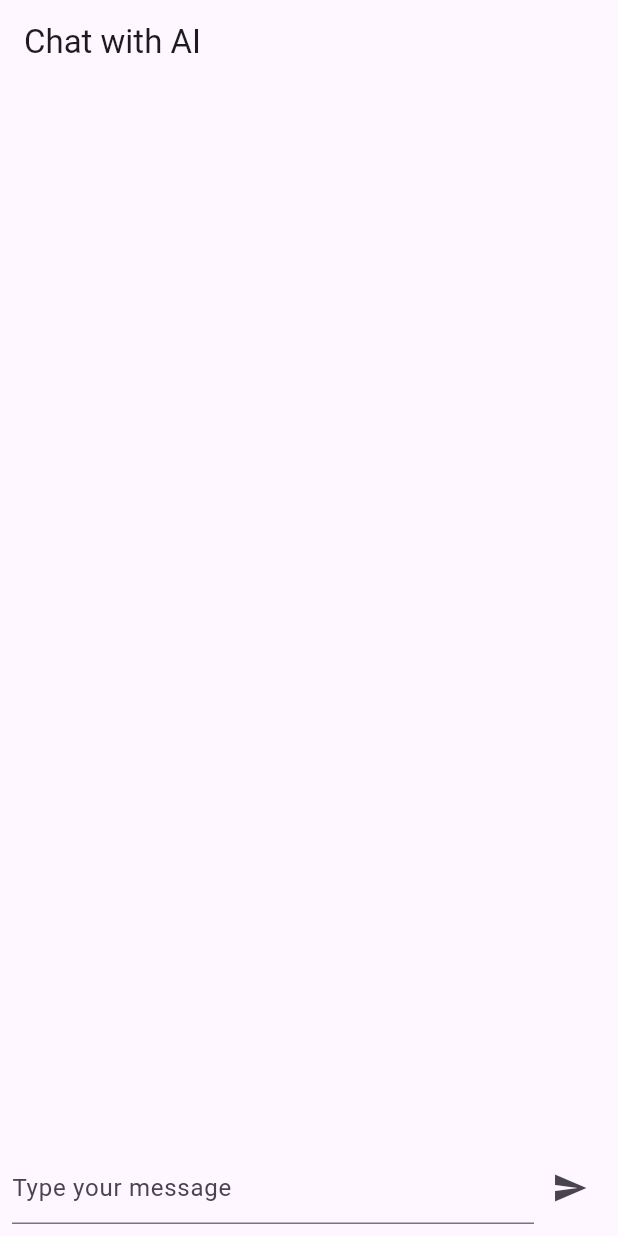
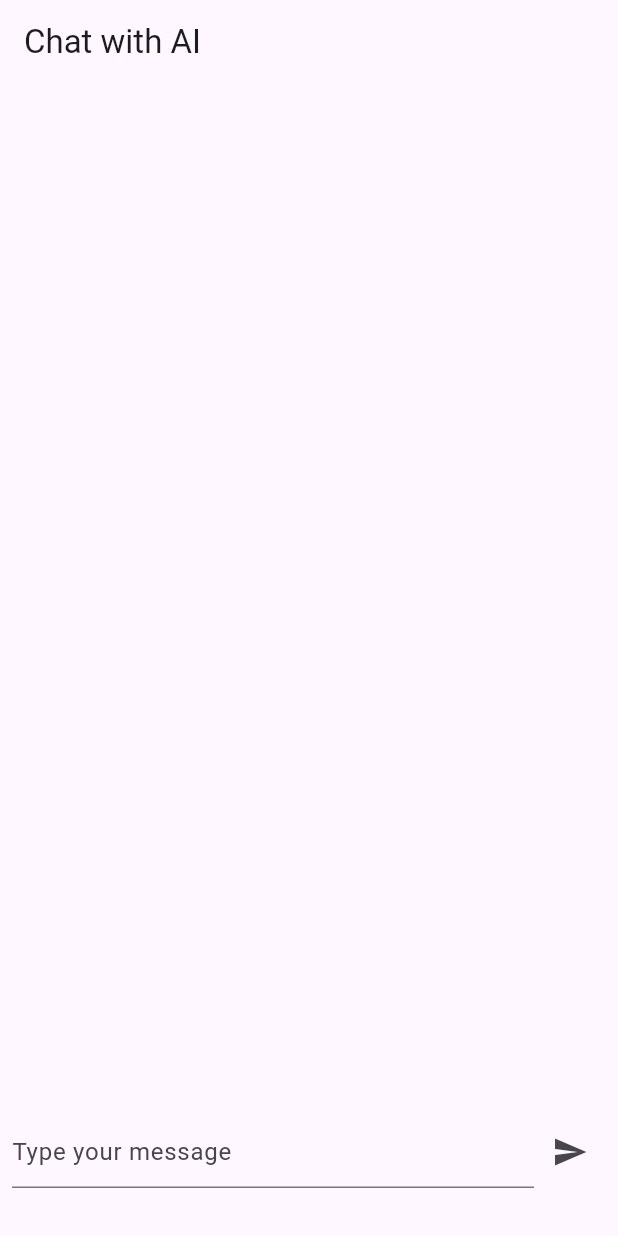
Before and after one commit to andriyantohalim/flutter_chat_app, a Flutter app: the screen it shows after launch, on a phone screen of 412 x 824 dp. Run offline on Flutter 3.47's test engine with Material 3 defaults, Android fonts, the phone set to English and light mode, and no system bars; our stand-ins replace flutter_dotenv.

Commit message:
add bottom space

```diff
--- a/lib/views/chat_view.dart
+++ b/lib/views/chat_view.dart
@@ -48,13 +48,16 @@ class ChatView extends StatelessWidget {
               ),
             ),
             Padding(
-              padding: const EdgeInsets.all(8.0),
+              padding: const EdgeInsets.fromLTRB(8.0, 8.0, 8.0, 32.0), // Added bottom padding
               child: Row(
                 children: [
                   Expanded(
                     child: TextField(
                       controller: _controller,
-                      decoration: const InputDecoration(hintText: 'Type your message'),
+                      decoration: const InputDecoration(
+                        hintText: 'Type your message',
+                        ),
+                      // Remove the onTap callback that explicitly requests focus
                     ),
                   ),
                   IconButton(
```
